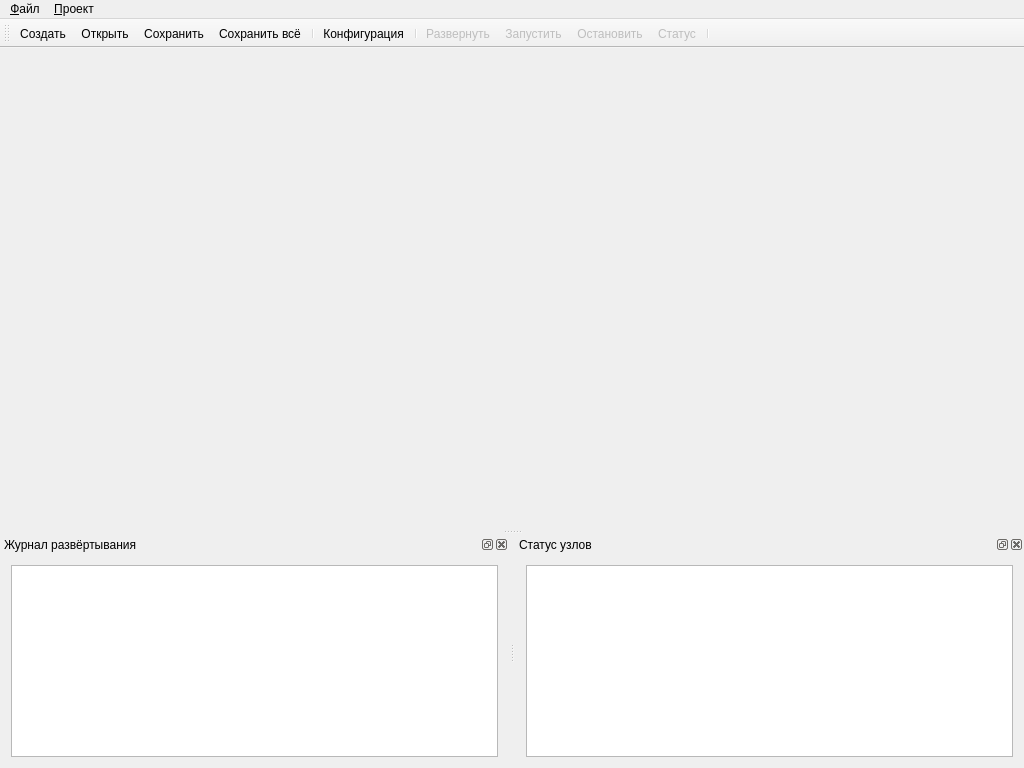
Qt form terminal/src/mainwindow.ui (Automiq/alpha.protort) before a commit.
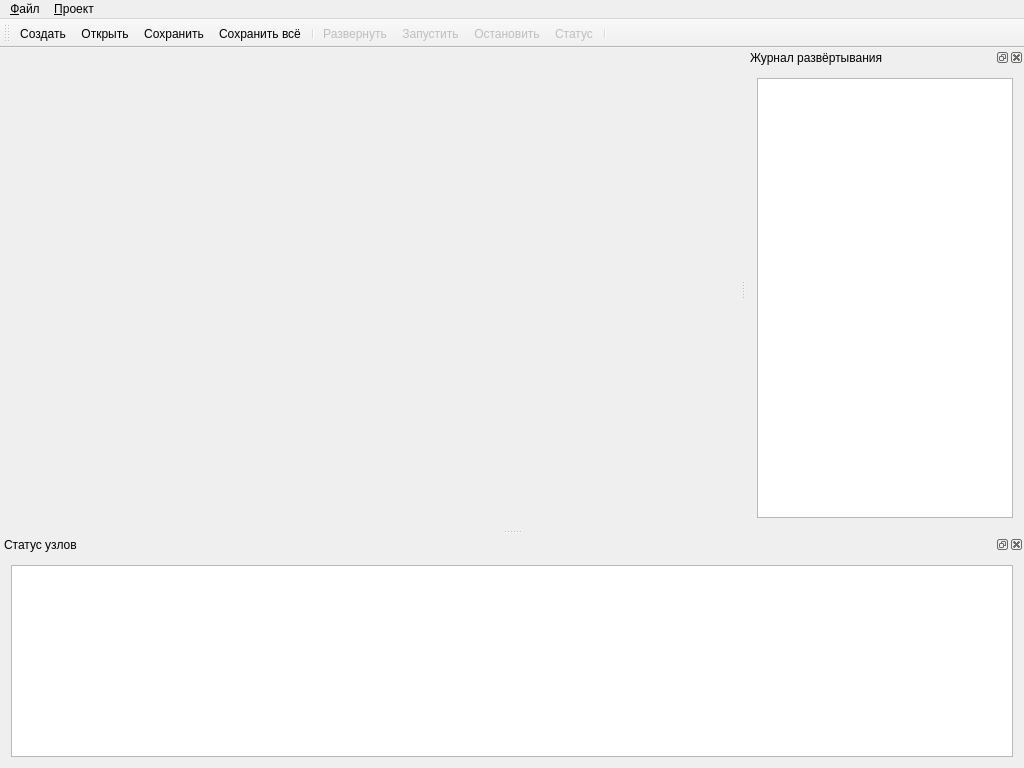
The same form after that commit. Icons and pictures are not drawn.

What changed in the file:
```diff
--- a/terminal/src/mainwindow.ui
+++ b/terminal/src/mainwindow.ui
@@ -99,8 +99,6 @@
    <addaction name="save_file"/>
    <addaction name="save_all"/>
    <addaction name="separator"/>
-   <addaction name="config"/>
-   <addaction name="separator"/>
    <addaction name="deploy"/>
    <addaction name="start"/>
    <addaction name="stop"/>
@@ -112,7 +110,7 @@
     <string>Журнал развёртывания</string>
    </property>
    <attribute name="dockWidgetArea">
-    <number>8</number>
+    <number>2</number>
    </attribute>
    <widget class="QWidget" name="dockWidgetContents">
     <layout class="QHBoxLayout" name="horizontalLayout">
@@ -132,7 +130,7 @@
    <widget class="QWidget" name="dockWidgetContents_2">
     <layout class="QHBoxLayout" name="horizontalLayout_2">
      <item>
-      <widget class="QTextBrowser" name="statusLog"/>
+      <widget class="QTreeView" name="treeStatus"/>
      </item>
     </layout>
    </widget>
```
Left out of the diff: 8 changed lines with no effect on the pictures.
